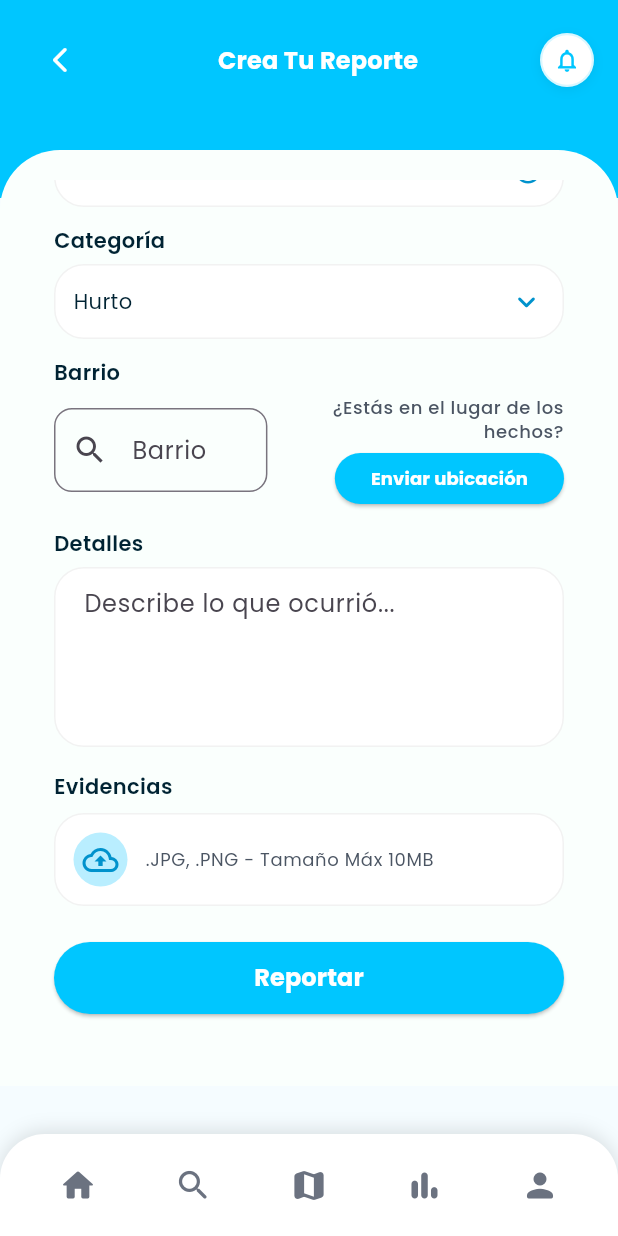
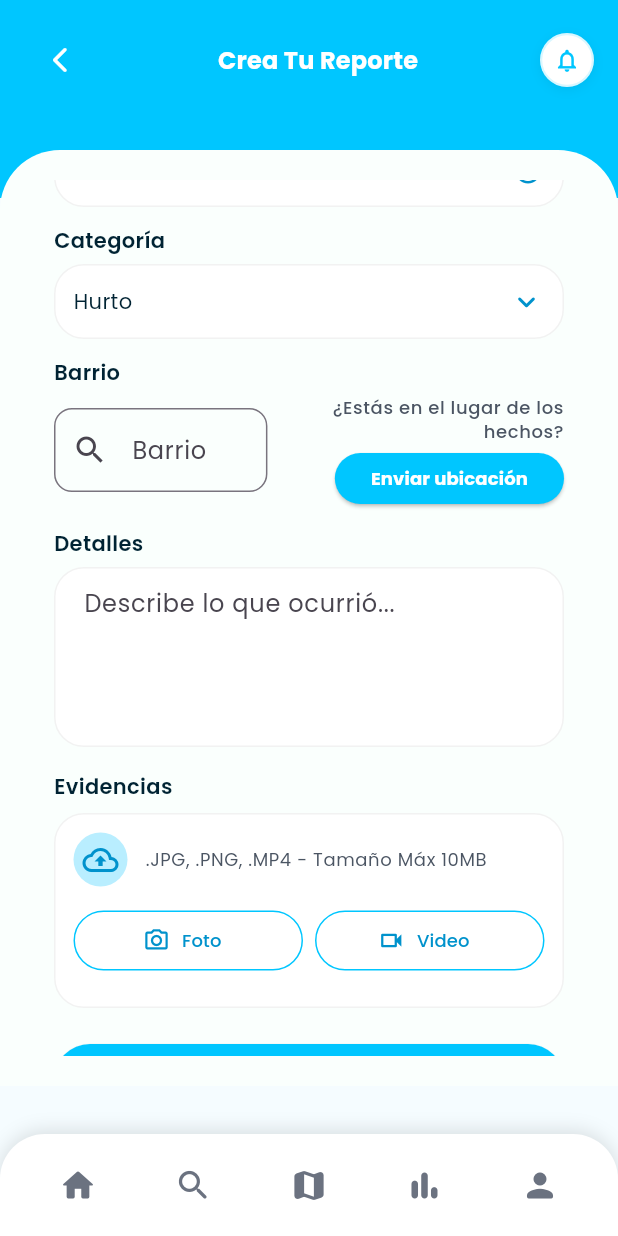
Before and after one commit to JavierS2/safe-map-app, a Flutter app: the CreateReportScreen screen opened by its route, scrolled down 162 dp, on a phone screen of 412 x 824 dp. Run offline on Flutter 3.47's test engine with Material 3 defaults, Android fonts, the light colour scheme and no system bars; our stand-ins replace cloud_firestore, firebase_auth, firebase_core, firebase_storage, flutter_map, geolocator and 3 more; missing offline and left inert: cloudinary_public; accounts and stored records are empty.

Commit message:
feat: Add evidences storage Service and Configurations

```diff
--- a/lib/providers/report_provider.dart
+++ b/lib/providers/report_provider.dart
@@ -18,6 +18,7 @@ class ReportProvider with ChangeNotifier {
     required String details,
     required double lat,
     required double lng,
+    required List<String> evidences,
   }) async {
     try {
       loading = true;
--- a/lib/screens/report/create_report_screen.dart
+++ b/lib/screens/report/create_report_screen.dart
@@ -1,7 +1,6 @@
 import 'package:flutter/material.dart';
 import 'package:provider/provider.dart';
 import 'package:cloud_firestore/cloud_firestore.dart';
-
 
 import '../../theme/app_colors.dart';
 import '../../widgets/safe_bottom_nav_bar.dart';
@@ -35,6 +34,9 @@ class _CreateReportScreenState extends State<CreateReportScreen> {
   TimeOfDay? _selectedTime;
   GeoPoint? _selectedLocation; // ubicación escogida
 
+  // 🔹 NUEVO: lista de evidencias (URLs Cloudinary)
+  List<String> _evidenceUrls = [];
+
   @override
   void initState() {
     super.initState();
@@ -45,17 +47,15 @@ class _CreateReportScreenState extends State<CreateReportScreen> {
 
     _selectedTime = TimeOfDay.now();
   }
+
   @override
   void didChangeDependencies() {
     super.didChangeDependencies();
 
-    // Ahora sí podemos usar context aquí
     if (_timeController.text.isEmpty) {
       _timeController.text = _selectedTime!.format(context);
     }
   }
-
-
 
   @override
   void dispose() {
@@ -101,7 +101,6 @@ class _CreateReportScreenState extends State<CreateReportScreen> {
     bool serviceEnabled;
     LocationPermission permission;
 
-  // Verificar si el GPS está activado
     serviceEnabled = await Geolocator.isLocationServiceEnabled();
     if (!serviceEnabled) {
       ScaffoldMessenger.of(context).showSnackBar(
@@ -110,7 +109,6 @@ class _CreateReportScreenState extends State<CreateReportScreen> {
       return;
     }
 
-  // Verificar permisos
     permission = await Geolocator.checkPermission();
     if (permission == LocationPermission.denied) {
       permission = await Geolocator.requestPermission();
@@ -131,7 +129,6 @@ class _CreateReportScreenState extends State<CreateReportScreen> {
       return;
     }
 
-  // Obtener ubicación REAL del dispositivo
     final position = await Geolocator.getCurrentPosition(
       desiredAccuracy: LocationAccuracy.high,
     );
@@ -145,7 +142,6 @@ class _CreateReportScreenState extends State<CreateReportScreen> {
     );
   }
 
-
   void _submitReport() async {
     final provider = Provider.of<ReportProvider>(context, listen: false);
 
@@ -156,6 +152,7 @@ class _CreateReportScreenState extends State<CreateReportScreen> {
       return;
     }
 
+    // Aquí asumimos que tu ReportProvider tiene un parámetro `evidences`
     final success = await provider.sendReport(
       date: _selectedDate!,
       time: _selectedTime!.format(context),
@@ -164,6 +161,7 @@ class _CreateReportScreenState extends State<CreateReportScreen> {
       details: _detailsController.text.trim(),
       lat: _selectedLocation!.latitude,
       lng: _selectedLocation!.longitude,
+      evidences: _evidenceUrls, // 🔹 NUEVO
     );
 
     if (!success) {
@@ -179,7 +177,6 @@ class _CreateReportScreenState extends State<CreateReportScreen> {
 
     Navigator.pop(context);
   }
-
 
   @override
   Widget build(BuildContext context) {
@@ -315,8 +312,14 @@ class _CreateReportScreenState extends State<CreateReportScreen> {
                         ),
                         const SizedBox(height: 16),
 
-                        // Evidencias
-                        const EvidenceUploadBox(),
+                        // Evidencias (Cloudinary)
+                        EvidenceUploadBox(
+                          onEvidenceChanged: (urls) {
+                            setState(() {
+                              _evidenceUrls = urls;
+                            });
+                          },
+                        ),
                         const SizedBox(height: 24),
 
                         // Botón Reportar
--- a/lib/screens/report/widgets/evidence_upload_box.dart
+++ b/lib/screens/report/widgets/evidence_upload_box.dart
@@ -1,17 +1,94 @@
+import 'dart:io';
+
 import 'package:flutter/material.dart';
+import 'package:image_picker/image_picker.dart';
+
 import '../../../theme/app_colors.dart';
+import '../../../services/cloudinary_service.dart';
 
-class EvidenceUploadBox extends StatelessWidget {
-  const EvidenceUploadBox({super.key});
+class EvidenceUploadBox extends StatefulWidget {
+  final void Function(List<String> urls) onEvidenceChanged;
+
+  const EvidenceUploadBox({
+    super.key,
+    required this.onEvidenceChanged,
+  });
+
+  @override
+  State<EvidenceUploadBox> createState() => _EvidenceUploadBoxState();
+}
+
+class _EvidenceUploadBoxState extends State<EvidenceUploadBox> {
+  final ImagePicker _picker = ImagePicker();
+  final CloudinaryService _cloudinaryService = CloudinaryService();
+
+  bool _uploading = false;
+  final List<String> _evidenceUrls = [];
+
+  Future<void> _pickImage() async {
+    final XFile? picked = await _picker.pickImage(
+      source: ImageSource.camera, // o .gallery si quieres
+      imageQuality: 80,
+    );
+    if (picked == null) return;
+
+    await _uploadFile(File(picked.path), isVideo: false);
+  }
+
+  Future<void> _pickVideo() async {
+    final XFile? picked = await _picker.pickVideo(
+      source: ImageSource.camera, // o .gallery
+      maxDuration: const Duration(seconds: 30),
+    );
+    if (picked == null) return;
+
+    await _uploadFile(File(picked.path), isVideo: true);
+  }
+
+  Future<void> _uploadFile(File file, {required bool isVideo}) async {
+    try {
+      setState(() => _uploading = true);
+
+      final url = await _cloudinaryService.uploadFile(
+        file: file,
+        isVideo: isVideo,
+        folder: 'incidents', // si quieres, luego usas el id del reporte
+      );
+
+      setState(() {
+        _evidenceUrls.add(url);
+      });
+
+      widget.onEvidenceChanged(List<String>.unmodifiable(_evidenceUrls));
+
+      if (mounted) {
+        ScaffoldMessenger.of(context).showSnackBar(
+          const SnackBar(content: Text('Evidencia subida correctamente')),
+        );
+      }
+    } catch (e) {
+      if (mounted) {
+        ScaffoldMessenger.of(context).showSnackBar(
+          SnackBar(content: Text('Error al subir evidencia: $e')),
+        );
+      }
+    } finally {
+      if (mounted) {
+        setState(() => _uploading = false);
+      }
+    }
+  }
 
   @override
   Widget build(BuildContext context) {
+    final textTheme = Theme.of(context).textTheme;
+
     return Column(
       crossAxisAlignment: CrossAxisAlignment.start,
       children: [
         Text(
           'Evidencias',
-          style: Theme.of(context).textTheme.bodyMedium?.copyWith(
+          style: textTheme.bodyMedium?.copyWith(
             color: AppColors.textPrimary,
             fontWeight: FontWeight.w600,
           ),
@@ -26,7 +103,10 @@ class EvidenceUploadBox extends StatelessWidget {
               color: Colors.black.withOpacity(0.05),
             ),
           ),
-          child: Row(
+          child: Column(
+            crossAxisAlignment: CrossAxisAlignment.start,
+            children: [
+              Row(
                 children: [
                   Container(
                     width: 36,
@@ -43,10 +123,62 @@ class EvidenceUploadBox extends StatelessWidget {
                   const SizedBox(width: 12),
                   Expanded(
                     child: Text(
-                  '.JPG, .PNG - Tamaño Máx 10MB',
-                  style: Theme.of(context).textTheme.bodySmall?.copyWith(
+                      '.JPG, .PNG, .MP4 - Tamaño Máx 10MB',
+                      style: textTheme.bodySmall?.copyWith(
                         color: AppColors.textSecondary,
                       ),
+                    ),
+                  ),
+                ],
+              ),
+              const SizedBox(height: 12),
+              if (_uploading) const LinearProgressIndicator(),
+              Row(
+                children: [
+                  Expanded(
+                    child: OutlinedButton.icon(
+                      onPressed: _uploading ? null : _pickImage,
+                      icon: const Icon(Icons.photo_camera_outlined, size: 18),
+                      label: const Text(
+                        'Foto',
+                        style: TextStyle(fontSize: 12),
+                      ),
+                      style: OutlinedButton.styleFrom(
+                        foregroundColor: AppColors.primaryDark,
+                        side: const BorderSide(color: AppColors.primary),
+                        shape: RoundedRectangleBorder(
+                          borderRadius: BorderRadius.circular(20),
+                        ),
+                      ),
+                    ),
+                  ),
+                  const SizedBox(width: 8),
+                  Expanded(
+                    child: OutlinedButton.icon(
+                      onPressed: _uploading ? null : _pickVideo,
+                      icon: const Icon(Icons.videocam_outlined, size: 18),
+                      label: const Text(
+                        'Video',
+                        style: TextStyle(fontSize: 12),
+                      ),
+                      style: OutlinedButton.styleFrom(
+                        foregroundColor: AppColors.primaryDark,
+                        side: const BorderSide(color: AppColors.primary),
+                        shape: RoundedRectangleBorder(
+                          borderRadius: BorderRadius.circular(20),
+                        ),
+                      ),
+                    ),
+                  ),
+                ],
+              ),
+              const SizedBox(height: 8),
+              if (_evidenceUrls.isNotEmpty)
+                Text(
+                  'Evidencias añadidas: ${_evidenceUrls.length}',
+                  style: textTheme.bodySmall?.copyWith(
+                    color: AppColors.textSecondary,
+                    fontWeight: FontWeight.w500,
                   ),
                 ),
             ],
--- /dev/null
+++ b/lib/services/cloudinary_service.dart
@@ -0,0 +1,35 @@
+import 'dart:io';
+import 'package:cloudinary_public/cloudinary_public.dart';
+
+class CloudinaryService {
+  // Pon aquí tu cloud name y upload preset (unsigned)
+  final CloudinaryPublic _cloudinary = CloudinaryPublic(
+    'dzi4xj2eb',
+    'safemap_unsigned',
+    cache: false,
+  );
+
+  Future<String> uploadFile({
+    required File file,
+    required bool isVideo,
+    String? folder,
+  }) async {
+    final resourceType =
+        isVideo ? CloudinaryResourceType.Video : CloudinaryResourceType.Image;
+
+    try {
+      final response = await _cloudinary.uploadFile(
+        CloudinaryFile.fromFile(
+          file.path,
+          resourceType: resourceType,
+          folder: folder,
+        ),
+      );
+      return response.secureUrl;
+    } on CloudinaryException catch (e) {
+      throw Exception('Cloudinary error: ${e.message}');
+    } catch (e) {
+      throw Exception('Error al subir a Cloudinary: $e');
+    }
+  }
+}
--- a/pubspec.yaml
+++ b/pubspec.yaml
@@ -30,6 +30,9 @@ dependencies:
   # Provider (capa de lógica)
   provider: ^6.0.5
 
+  # Cloudinary - Almacenamiento de imágenes y vídeos
+  cloudinary_public: ^0.23.1
+
 
 dev_dependencies:
   flutter_test:
```
Also changed, not shown: pubspec.lock. Lines whose indentation alone changed are shown as unchanged.
